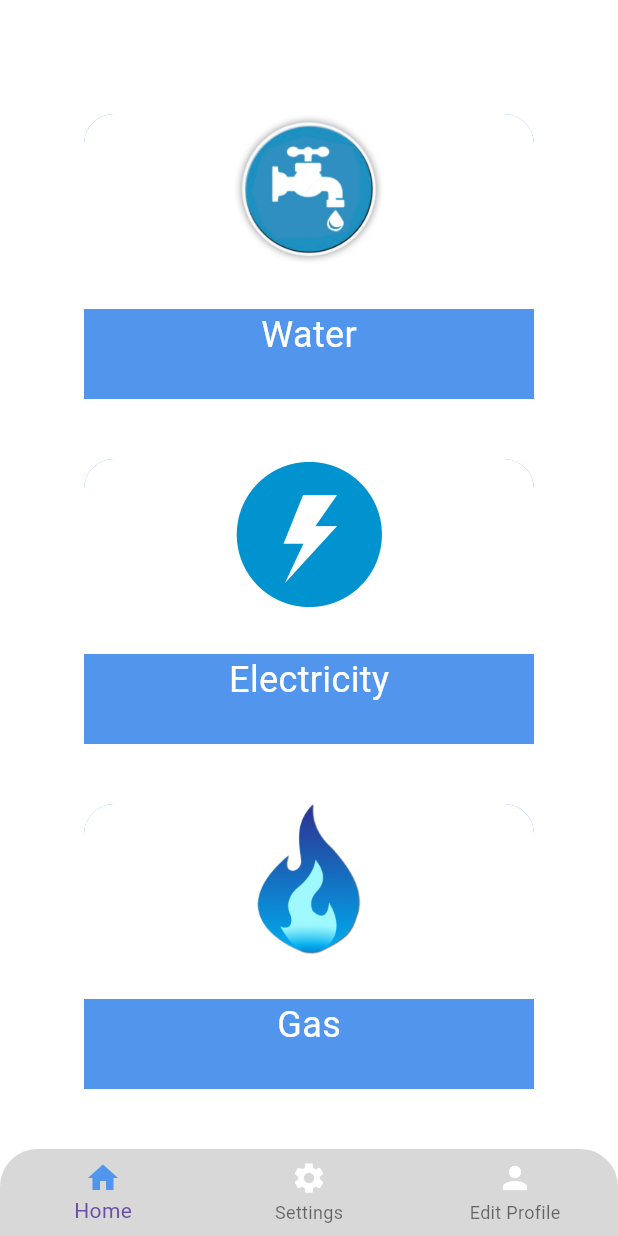
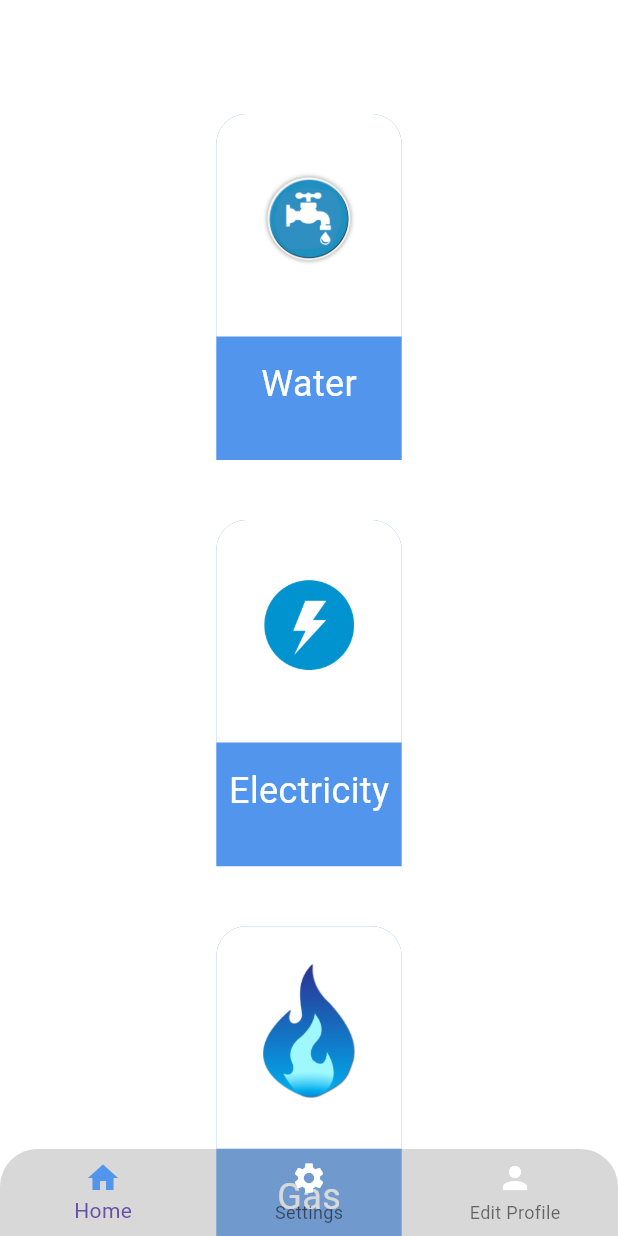
Before and after one commit to alaa556677/e_services, a Flutter app: the screen it shows after launch, on a phone screen of 412 x 824 dp. Run offline on Flutter 3.47's test engine with Material 3 defaults, Android fonts, the phone set to English and light mode, and no system bars; our stand-ins replace conditional_builder_null_safety, flutter_bloc, flutter_svg, image_picker.

Commit message:
home web screen

```diff
--- a/lib/core/widgets/home_container.dart
+++ b/lib/core/widgets/home_container.dart
@@ -1,6 +1,6 @@
 import 'package:flutter/material.dart';
-
 import '../utils/colors.dart';
+import 'package:flutter/foundation.dart' show kIsWeb;
 
 class HomeContainer extends StatelessWidget {
   HomeContainer({
@@ -8,8 +8,12 @@ class HomeContainer extends StatelessWidget {
     required this.title,
     this.onTap,
     this.image,
+    this. width,
+    this.height
   });
   String title;
+  double? height;
+  double? width;
   void Function()? onTap;
   String? image;
   @override
@@ -17,8 +21,8 @@ class HomeContainer extends StatelessWidget {
     return GestureDetector(
       onTap: onTap,
       child: Container(
-        height: 190,
-        width: 300,
+        height:  MediaQuery.of(context).size.height *0.28 ,
+        width: width ?? MediaQuery.of(context).size.width *0.3,
         decoration:BoxDecoration(
           color: blueColor,
           borderRadius: BorderRadiusDirectional.only(
@@ -30,23 +34,34 @@ class HomeContainer extends StatelessWidget {
             Stack(
               children: [
                 Container(
-                  height: 130,
+                  height: height ??MediaQuery.of(context).size.height *0.18,
                   decoration:BoxDecoration(
-                    color: Colors.white,
+                    color: kIsWeb ? Colors.white.withOpacity(0.9):Colors.white,
                     borderRadius: BorderRadiusDirectional.only(
                         topStart: Radius.circular(20),
                         topEnd:Radius.circular(20)),
                   ),
                 ),
-                Center(child: Image.asset(image!,height: 100,width: 100,)),
+                Center(child: Padding(
+                  padding: const EdgeInsets.all(8.0),
+                  child: Image.asset(image!,
+                    height: MediaQuery.of(context).size.height *0.15,
+                    width: MediaQuery.of(context).size.width *0.15,),
+                )),
               ],
             ),
 
-            Text(title,
-              style: TextStyle(
-                fontSize: 24,
-                color: Colors.white,
-              ),
+            Column(
+              mainAxisAlignment: MainAxisAlignment.center,
+              children: [
+                SizedBox(height: 15,),
+                Text(title,
+                  style: TextStyle(
+                    fontSize: 24,
+                    color: Colors.white,
+                  ),
+                ),
+              ],
             ),
           ],
         ),
--- a/lib/features/home/presentation/pages/base_screen.dart
+++ b/lib/features/home/presentation/pages/base_screen.dart
@@ -1,12 +1,17 @@
+import 'dart:io';
+
 import 'package:flutter/material.dart';
 import 'package:flutter_bloc/flutter_bloc.dart';
 
 import '../../../../core/utils/colors.dart';
+import '../../../../core/widgets/home_container.dart';
 import '../cubit/home_cubit.dart';
 import '../cubit/home_states.dart';
 import 'edit_profile_screen.dart';
 import 'home_screen.dart';
+import 'home_web_screen.dart';
 import 'settings_screen.dart';
+import 'package:flutter/foundation.dart' show kIsWeb;
 
 class BaseScreen extends StatefulWidget {
   const BaseScreen({super.key});
@@ -30,9 +35,10 @@ class _BaseScreenState extends State<BaseScreen> {
               backgroundColor: Colors.transparent,
             ),
             body:  Container(
-              child: screens[homeCubit.barIndex],
+              child: kIsWeb ? HomeWebScreen()
+                  : screens[homeCubit.barIndex],
             ),
-            bottomNavigationBar: _buildBottomBar(homeCubit: homeCubit),
+            bottomNavigationBar:  kIsWeb ? SizedBox() : _buildBottomBar(homeCubit: homeCubit),
           );
         },
       ),
--- a/pubspec.yaml
+++ b/pubspec.yaml
@@ -19,9 +19,8 @@ publish_to: 'none' # Remove this line if you wish to publish to pub.dev
 version: 1.0.0+1
 
 environment:
-  sdk: '>=3.2.6 <4.0.0'
-#  sdk: '>=3.0.1 <4.0.0'
-
+#  sdk: '>=3.2.6 <4.0.0'
+  sdk: '>=3.0.1 <4.0.0'
 
 # Dependencies specify other packages that your package needs in order to work.
 # To automatically upgrade your package dependencies to the latest versions
```
Also changed, not shown: lib/features/home/presentation/pages/home_web_screen.dart (added, +181 -0 lines), lib/features/home/presentation/pages/water_screen.dart (deleted, +0 -10 lines), assets/images/water-removebg-preview.png (added).
